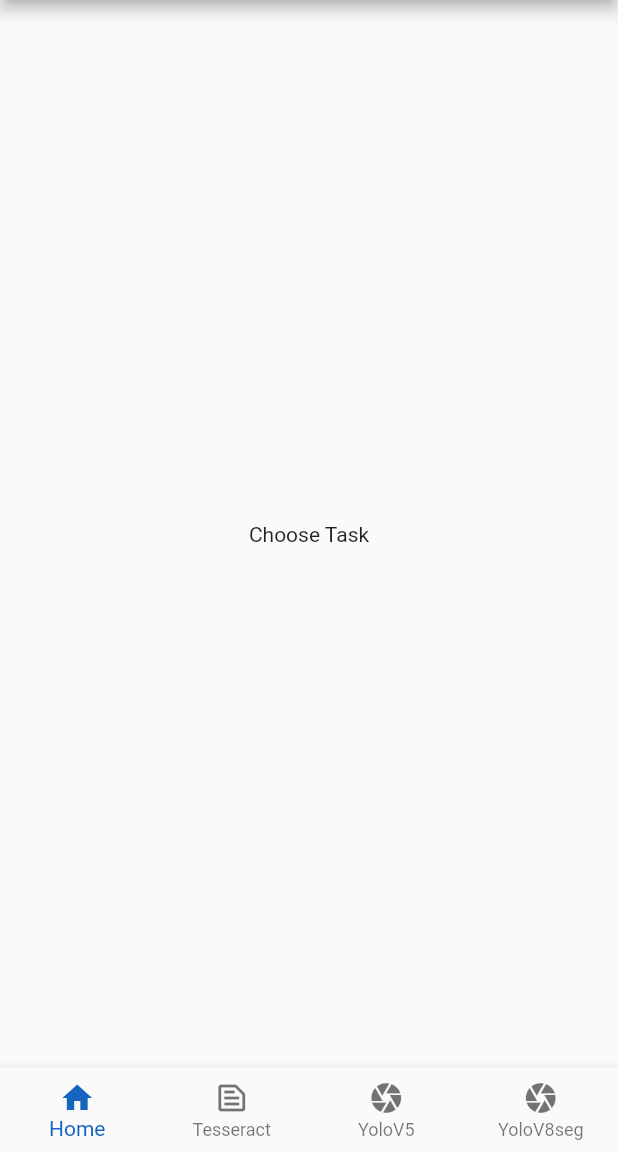
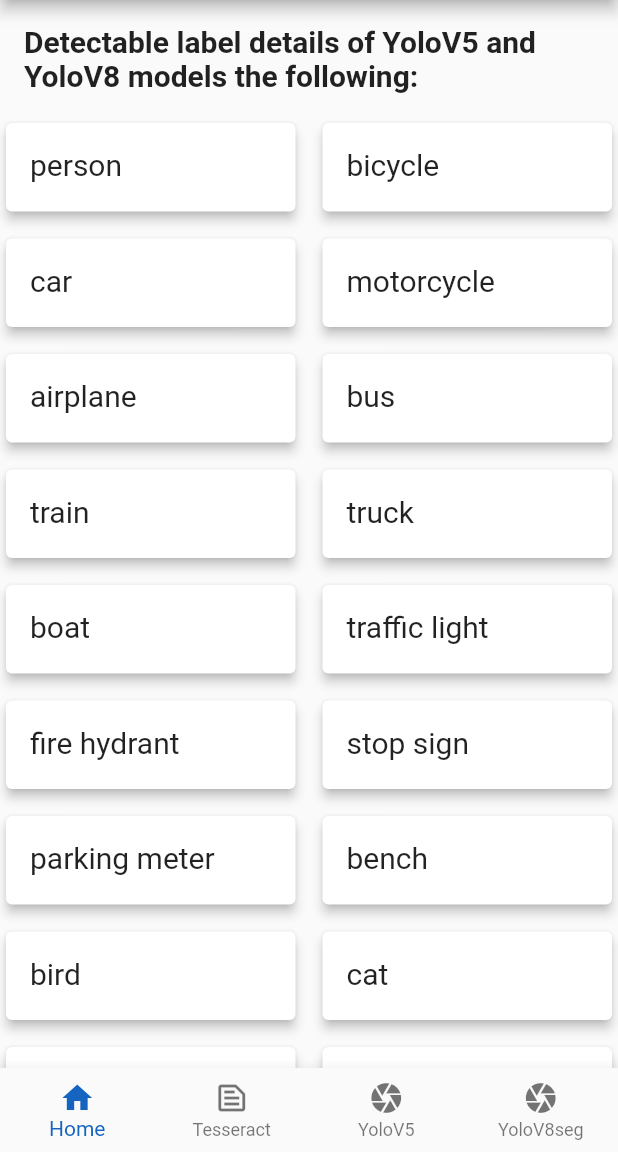
Before and after one commit to puri-ph4tt/flutter_vision_ENGCE182-MobileAppDev, a Flutter app: the screen it shows after launch, on a phone screen of 412 x 824 dp, the part 84-1236 px from its top. Run offline on Flutter 3.47's test engine with Material 2 defaults, Android fonts, the phone set to English and light mode, and no system bars; our stand-ins replace camera, flutter_tts, image_picker; missing offline and left inert: flutter_vision; statements that could not run were skipped.

Commit message:
Add files via upload

```diff
--- a/lib/main.dart
+++ b/lib/main.dart
@@ -4,6 +4,7 @@ import 'dart:ui';
 
 import 'package:camera/camera.dart';
 import 'package:flutter/material.dart';
+import 'package:flutter/services.dart';
 import 'dart:async';
 import 'package:flutter_vision/flutter_vision.dart';
 import 'package:image_picker/image_picker.dart';
@@ -34,13 +35,60 @@ class _MyAppState extends State<MyApp> {
   //Options option = Options.none;
   int _selectedIndex = 0;
   List<Widget> _widgetOptions = [];
+  List<String> labels = []; // Add this list
 
   @override
   void initState() {
     super.initState();
     vision = FlutterVision();
+    loadLabels();
     _widgetOptions = [
-      const Center(child: Text("Choose Task")),
+      FutureBuilder<void>(
+        future: loadLabels(),
+        builder: (context, snapshot) {
+          if (snapshot.connectionState == ConnectionState.done) {
+            return CustomScrollView(
+              slivers: <Widget>[
+                const SliverToBoxAdapter(
+                  child: Padding(
+                    padding: EdgeInsets.all(16),
+                    child: Text(
+                      'Detectable label details of YoloV5 and YoloV8 models the following:',
+                      style: TextStyle(fontSize: 20, fontWeight: FontWeight.bold),
+                    ),
+                  ),
+                ),
+                SliverGrid(
+                  gridDelegate: const SliverGridDelegateWithMaxCrossAxisExtent(
+                    maxCrossAxisExtent: 200,
+                    mainAxisSpacing: 10,
+                    crossAxisSpacing: 10,
+                    childAspectRatio: 3, // Adjust this ratio as needed
+                  ),
+                  delegate: SliverChildBuilderDelegate(
+                    (BuildContext context, int index) {
+                      final label = labels[index].trim(); // Trim to remove any leading/trailing spaces
+                      return Card(
+                        elevation: 3,
+                        child: ListTile(
+                          title: Text(
+                            label,
+                            style: const TextStyle(fontSize: 20),
+                          ),
+                        ),
+                      );
+                    },
+                    childCount: labels.length,
+                  ),
+                ),
+              ],
+            );
+          } else {
+            return const Center(child: CircularProgressIndicator());
+          }
+        },
+      ),
+
       TesseractImage(vision: vision),
       YoloImageV5(vision: vision),
       YoloImageV8Seg(vision: vision),
@@ -55,10 +103,25 @@ class _MyAppState extends State<MyApp> {
   }
 
   void _onItemTapped(int index) {
+    stopTTS(); // stop tts when change page
     setState(() {
       _selectedIndex = index;
     });
   }
+
+  // Load labels from "labels.txt" file
+  Future<void> loadLabels() async {
+    try {
+      final String labelData = await rootBundle.loadString('assets/labels.txt');
+      final List<String> labelList = labelData.split('\n'); // Split by line breaks
+      setState(() {
+        labels = labelList;
+      });
+    } catch (error) {
+      print('Error loading labels: $error');
+    }
+  }
+
 
   @override
   Widget build(BuildContext context) {
@@ -113,7 +176,7 @@ class _YoloImageV5State extends State<YoloImageV5> {
   List<String> resultTags = [];
   List<String> positionX = [];
   List<String> positionY = [];
-  FlutterTts flutterTts = FlutterTts();
+
 
   @override
   void initState() {
@@ -151,22 +214,22 @@ class _YoloImageV5State extends State<YoloImageV5> {
             mainAxisAlignment: MainAxisAlignment.end,
             children: [
               // Display the object counts
-              Column(
+              Scrollbar(
+                child: SingleChildScrollView(
+                  child: Column(
                     children: resultTags
                       .toSet()
                       .map((tag) {
                         int count = resultTags.where((t) => t == tag).length;
                         List<String> tags = resultTags.where((t) => t == tag).toList();
-                      return Card(
-                        child: ListTile(
-                          title: Text(
+                        return Text(
                           '$tag ($count)',
                           style: const TextStyle(fontSize: 20),
-                          ),
-                        ),
                         );
                       })
                       .toList(),
+                  ),
+                ),
               ),
 
               //  -------------------------forDebug-------------------------
@@ -193,43 +256,6 @@ class _YoloImageV5State extends State<YoloImageV5> {
       ],
     );
   }
-
-  // TTS
-  Future<void> speakRecognizedObjects(List<Map<String, dynamic>> objects, int imageWidth) async {
-  await flutterTts.setLanguage("en-US"); // Set the desired language
-  await flutterTts.setPitch(1.0); // Adjust pitch as needed
-
-  // Sort objects by x-position
-  objects.sort((a, b) {
-    final double xPosA = (a['box'][0] as double);
-    final double xPosB = (b['box'][0] as double);
-    return xPosA.compareTo(xPosB);
-  });
-
-  for (var object in objects) {
-    final String tag = object['tag'] ?? 'Unknown'; // Get the "tag" property or use 'Unknown' if it's null
-    final double xPos = (object['box'][0] as double);
-    String positionDescription = '';
-
-    // Calculate the center of the image
-    final double xPosPercentage = (xPos / imageWidth) * 100.0;
-
-    // Calculate the relative position
-    if (xPosPercentage < 40.0) {
-      positionDescription = 'on the left';
-    } else if (xPosPercentage >= 40.0 && xPosPercentage <= 60.0) {
-      positionDescription = 'in the front';
-    } else {
-      positionDescription = 'on the right';
-    }
-
-    final String fullDescription = '$tag $positionDescription';
-    await flutterTts.speak(fullDescription);
-    await Future.delayed(Duration(seconds: 2)); // Wait for a moment before speaking the next object
-  }
-}
-
-
 
   String getObjectCounts(List<String> tags) {
     Map<String, int?> objectCounts = {}; // Make the value type nullable
@@ -292,8 +318,9 @@ class _YoloImageV5State extends State<YoloImageV5> {
         positionY = result
             .map((item) => double.parse("${item['box'][1]}").toStringAsFixed(2))
             .toList();
+        stopSpeech = false;
       });
-      speakRecognizedObjects(yoloResults, imageWidth);
+      speakRecognizedObjects(yoloResults, imageWidth, context);
     }
   }
 
@@ -349,6 +376,9 @@ class _YoloImageV8SegState extends State<YoloImageV8Seg> {
   int imageHeight = 1;
   int imageWidth = 1;
   bool isLoaded = false;
+  List<String> resultTags = [];
+  List<String> positionX = [];
+  List<String> positionY = [];
 
   @override
   void initState() {
@@ -441,7 +471,16 @@ class _YoloImageV8SegState extends State<YoloImageV8Seg> {
     if (result.isNotEmpty) {
       setState(() {
         yoloResults = result;
+        resultTags = result.map((item) => "${item['tag']}").toList();
+        positionX = result
+            .map((item) => double.parse("${item['box'][0]}").toStringAsFixed(2))
+            .toList();
+        positionY = result
+            .map((item) => double.parse("${item['box'][1]}").toStringAsFixed(2))
+            .toList();
+        stopSpeech = false;
       });
+      speakRecognizedObjects(yoloResults, imageWidth, context);
     }
   }
 
@@ -630,3 +669,53 @@ class _TesseractImageState extends State<TesseractImage> {
     }
   }
 }
+
+
+// TTS
+FlutterTts flutterTts = FlutterTts();
+bool stopSpeech = false;
+
+Future<void> speakRecognizedObjects(List<Map<String, dynamic>> objects, int imageWidth, BuildContext context) async {
+  await flutterTts.setLanguage("en-US"); // Set the desired language
+  await flutterTts.setPitch(1.0); // Adjust pitch as needed
+
+  // Sort objects by x-position
+  objects.sort((a, b) {
+    final double xPosA = (a['box'][0] as double);
+    final double xPosB = (b['box'][0] as double);
+    return xPosA.compareTo(xPosB);
+  });
+
+  for (var object in objects) {
+
+    if (stopSpeech) {
+      break; // If the stopSpeech flag is true, break out of the loop to stop speech.
+    }
+
+    final String tag = object['tag'] ?? 'Unknown'; // Get the "tag" property or use 'Unknown' if it's null
+    final double xPos = (object['box'][0] as double);
+    String positionDescription = '';
+
+    // Calculate the center of the image
+    final double xPosPercentage = (xPos / imageWidth) * 100.0;
+
+    // Calculate the relative position
+    if (xPosPercentage < 40.0) {
+      positionDescription = 'on the left';
+    } else if (xPosPercentage >= 40.0 && xPosPercentage <= 60.0) {
+      positionDescription = 'in the front';
+    } else {
+      positionDescription = 'on the right';
+    }
+
+    final String fullDescription = '$tag $positionDescription';
+    await flutterTts.speak(fullDescription);
+    await Future.delayed(const Duration(seconds: 2)); // Wait for a moment before speaking the next object
+  }
+}
+
+void stopTTS() {
+  // Stop TTS (call flutterTts.stop() or set a flag to stop it)
+  stopSpeech = true;
+  flutterTts.stop();
+}
```
Lines whose indentation alone changed are shown as unchanged.
